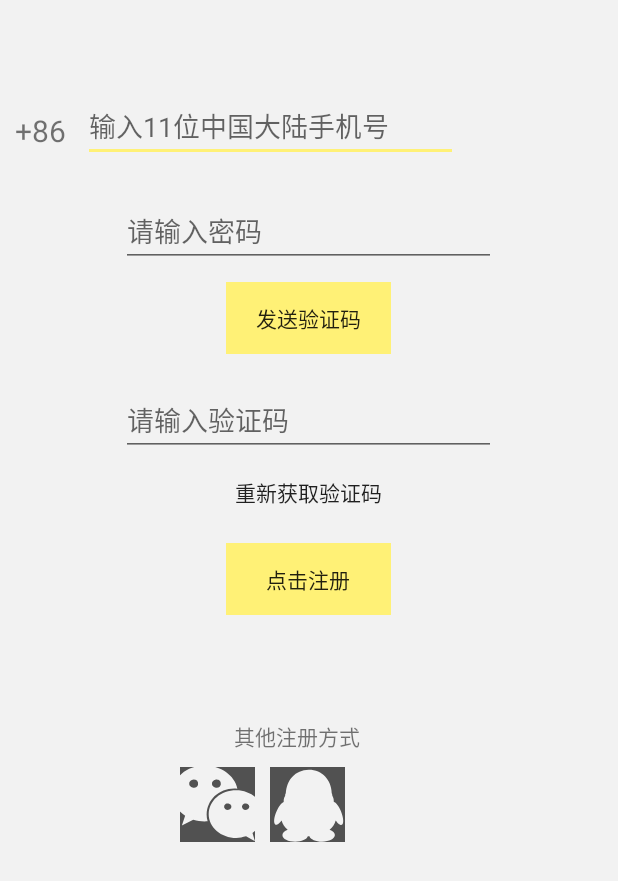
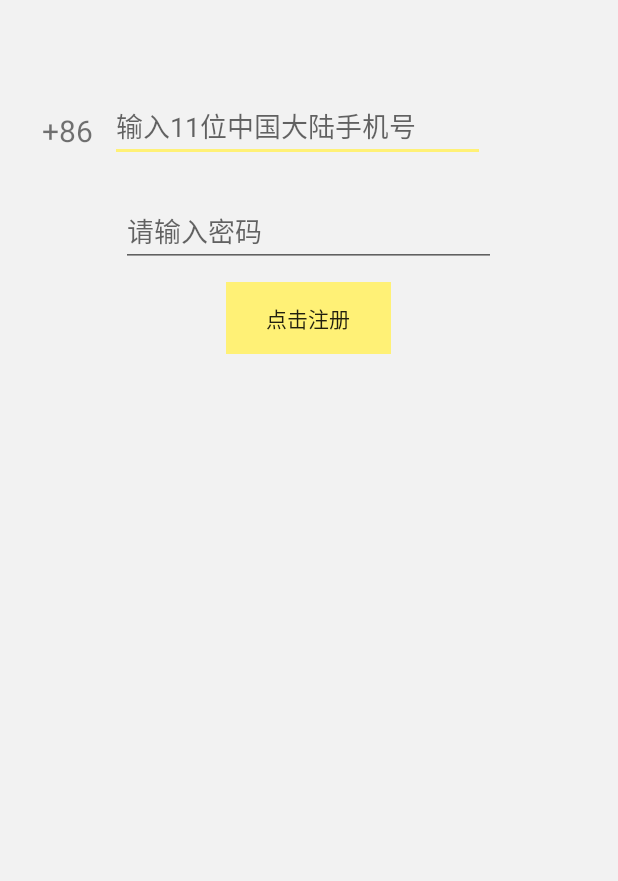
Before and after one commit to hanxinlou/BHPlanet, an Android app: the registActivity screen opened directly, with no data from a screen before it, on a phone screen of 412 x 824 dp. Shown: the top 881 px of the screen. Run offline under Robolectric (Android 15) with nearby library versions, the phone set to English and light mode, and no system bars.

Commit message:
关注页面接口 粉丝页面接口 设置布局修改 （圆形头像bug）

```diff
--- a/app/build.gradle
+++ b/app/build.gradle
@@ -37,5 +37,5 @@ dependencies {
     implementation 'com.android.support:recyclerview-v7:28.0.0'
     implementation("com.squareup.okhttp3:okhttp:3.14.0")
     implementation 'com.github.bumptech.glide:glide:4.7.1'
-    testCompile 'junit:junit:4.12'
+//    testCompile 'junit:junit:4.12'
 }
--- a/app/src/main/java/com/example/a12525/bhplanet/CircleImageView.java
+++ b/app/src/main/java/com/example/a12525/bhplanet/CircleImageView.java
@@ -43,7 +43,8 @@ public class CircleImageView extends android.support.v7.widget.AppCompatImageVie
     protected void onDraw(Canvas canvas) {
 
         mPaint = new Paint();
-        Bitmap bitmap = drawableToBitmap(getDrawable());
+        Drawable drawable = getDrawable();
+        Bitmap bitmap = drawableToBitmap(drawable);
 
         //初始化BitmapShader，传入bitmap对象
         BitmapShader bitmapShader = new BitmapShader(bitmap, Shader.TileMode.CLAMP, Shader.TileMode.CLAMP);
--- a/app/src/main/java/com/example/a12525/bhplanet/Client.java
+++ b/app/src/main/java/com/example/a12525/bhplanet/Client.java
@@ -4,5 +4,5 @@ import okhttp3.OkHttpClient;
 
 public class Client {
     public static final OkHttpClient client = new OkHttpClient();
-    public static final String user_id = "1";
+    public static final String user_id = "13216160001";
 }
--- a/app/src/main/java/com/example/a12525/bhplanet/registActivity.java
+++ b/app/src/main/java/com/example/a12525/bhplanet/registActivity.java
@@ -1,15 +1,31 @@
 package com.example.a12525.bhplanet;
 
+import android.content.Intent;
 import android.support.v7.app.AppCompatActivity;
 import android.os.Bundle;
+import android.view.View;
+import android.widget.Button;
+import android.widget.Toast;
 
 import com.example.a12525.bhplanet.R;
 
 public class registActivity extends AppCompatActivity {
 
+    private Button regist1;
     @Override
     protected void onCreate(Bundle savedInstanceState) {
         super.onCreate(savedInstanceState);
         setContentView(R.layout.activity_regist);
+        regist1 = (Button) findViewById(R.id.regist1);
+        regist1.setOnClickListener(new View.OnClickListener() {
+            @Override
+            public void onClick(View v) {
+//                getDatasync();
+                Intent intent = new Intent(registActivity.this, loginActivity.class);
+                startActivity(intent);
+                Toast.makeText(registActivity.this, "注册成功", Toast.LENGTH_SHORT).show();
+                finish();
+            }
+        });
     }
 }
--- a/app/src/main/res/layout/activity_main.xml
+++ b/app/src/main/res/layout/activity_main.xml
@@ -33,6 +33,7 @@
             android:id="@+id/shezhi"
             android:layout_width="30dp"
             android:layout_height="30dp"
+            android:layout_marginRight="5dp"
             android:layout_alignParentRight="true"
             android:layout_centerVertical="true"
             android:background="@drawable/shezhi" />
--- a/app/src/main/res/layout/activity_regist.xml
+++ b/app/src/main/res/layout/activity_regist.xml
@@ -9,6 +9,7 @@
         xmlns:app="http://schemas.android.com/apk/res-auto"
         android:layout_width="match_parent"
         android:layout_height="70dp"
+        android:paddingLeft="18dp"
         android:layout_marginLeft="10dp"
         android:layout_marginTop="60dp"
         android:orientation="horizontal">
@@ -24,6 +25,7 @@
         <EditText
             android:id="@+id/number"
             android:layout_width="250dp"
+            android:layout_marginTop="5dp"
             android:layout_height="wrap_content"
             android:layout_gravity="center_horizontal"
             android:ems="10"
@@ -39,30 +41,30 @@
         android:ems="10"
         android:hint="请输入密码"
         android:inputType="number" />
-    <Button
-        android:id="@+id/yanzheng"
-        android:layout_width="110dp"
-        android:layout_height="wrap_content"
-        android:background="#fff176"
-        android:layout_marginTop="10dp"
-        android:text="发送验证码"
-        android:layout_gravity="center_horizontal" />
-    <EditText
-        android:id="@+id/yanzhengma"
-        android:layout_width="250dp"
-        android:layout_height="wrap_content"
-        android:layout_gravity="center_horizontal"
-        android:layout_marginTop="20dp"
-        android:ems="10"
-        android:hint="请输入验证码"
-        android:inputType="number" />
-    <Button
-        android:id="@+id/yanzheng1"
-        android:layout_width="150dp"
-        android:layout_height="wrap_content"
-        android:background="#f2f2f2"
-        android:text="重新获取验证码"
-        android:layout_gravity="center_horizontal" />
+    <!--<Button-->
+        <!--android:id="@+id/yanzheng"-->
+        <!--android:layout_width="110dp"-->
+        <!--android:layout_height="wrap_content"-->
+        <!--android:background="#fff176"-->
+        <!--android:layout_marginTop="10dp"-->
+        <!--android:text="发送验证码"-->
+        <!--android:layout_gravity="center_horizontal" />-->
+    <!--<EditText-->
+        <!--android:id="@+id/yanzhengma"-->
+        <!--android:layout_width="250dp"-->
+        <!--android:layout_height="wrap_content"-->
+        <!--android:layout_gravity="center_horizontal"-->
+        <!--android:layout_marginTop="20dp"-->
+        <!--android:ems="10"-->
+        <!--android:hint="请输入验证码"-->
+        <!--android:inputType="number" />-->
+    <!--<Button-->
+        <!--android:id="@+id/yanzheng1"-->
+        <!--android:layout_width="150dp"-->
+        <!--android:layout_height="wrap_content"-->
+        <!--android:background="#f2f2f2"-->
+        <!--android:text="重新获取验证码"-->
+        <!--android:layout_gravity="center_horizontal" />-->
     <Button
         android:id="@+id/regist1"
         android:layout_width="110dp"
@@ -71,38 +73,32 @@
         android:layout_marginTop="10dp"
         android:text="点击注册"
         android:layout_gravity="center_horizontal" />
-    <TextView
-        android:id="@+id/textView4"
-        android:layout_width="100dp"
-        android:layout_height="wrap_content"
-        android:layout_gravity="center_horizontal"
-        android:layout_marginTop="70dp"
-        android:text="其他注册方式" />
 
-    <LinearLayout xmlns:android="http://schemas.android.com/apk/res/android"
-        xmlns:app="http://schemas.android.com/apk/res-auto"
-        android:layout_width="match_parent"
-        android:layout_height="match_parent"
-        android:layout_marginLeft="120dp"
-        android:background="#f2f2f2"
-        android:orientation="horizontal">
 
-        <ImageButton
-            android:id="@+id/imageButton"
-            android:layout_width="50dp"
-            android:layout_height="50dp"
-            android:layout_marginTop="10dp"
-            android:background="#f2f2f2"
-            app:srcCompat="@drawable/weixin" />
+    <!--<LinearLayout xmlns:android="http://schemas.android.com/apk/res/android"-->
+        <!--xmlns:app="http://schemas.android.com/apk/res-auto"-->
+        <!--android:layout_width="match_parent"-->
+        <!--android:layout_height="match_parent"-->
+        <!--android:layout_marginLeft="120dp"-->
+        <!--android:background="#f2f2f2"-->
+        <!--android:orientation="horizontal">-->
 
-        <ImageButton
-            android:id="@+id/imageButton1"
-            android:layout_width="50dp"
-            android:layout_height="50dp"
-            android:background="#f2f2f2"
-            android:layout_marginTop="10dp"
-            android:layout_marginLeft="10dp"
-            app:srcCompat="@drawable/qq" />
+        <!--<ImageButton-->
+            <!--android:id="@+id/imageButton"-->
+            <!--android:layout_width="50dp"-->
+            <!--android:layout_height="50dp"-->
+            <!--android:layout_marginTop="10dp"-->
+            <!--android:background="#f2f2f2"-->
+            <!--app:srcCompat="@drawable/weixin" />-->
 
-    </LinearLayout>
+        <!--<ImageButton-->
+            <!--android:id="@+id/imageButton1"-->
+            <!--android:layout_width="50dp"-->
+            <!--android:layout_height="50dp"-->
+            <!--android:background="#f2f2f2"-->
+            <!--android:layout_marginTop="10dp"-->
+            <!--android:layout_marginLeft="10dp"-->
+            <!--app:srcCompat="@drawable/qq" />-->
+
+    <!--</LinearLayout>-->
 </LinearLayout>
```
Also changed, not shown: app/src/main/java/com/example/a12525/bhplanet/fensi.java (+160 -29 lines), app/src/main/java/com/example/a12525/bhplanet/guanzhuActivity.java (+37 -36 lines), app/src/main/java/com/example/a12525/bhplanet/settingsActivity.java (+19 -3 lines), app/src/main/res/layout/activity_login.xml (+33 -32 lines), app/src/main/res/layout/activity_settings.xml (+51 -3 lines), app/src/main/res/layout/activity_zuopinguanli.xml (+28 -28 lines).
